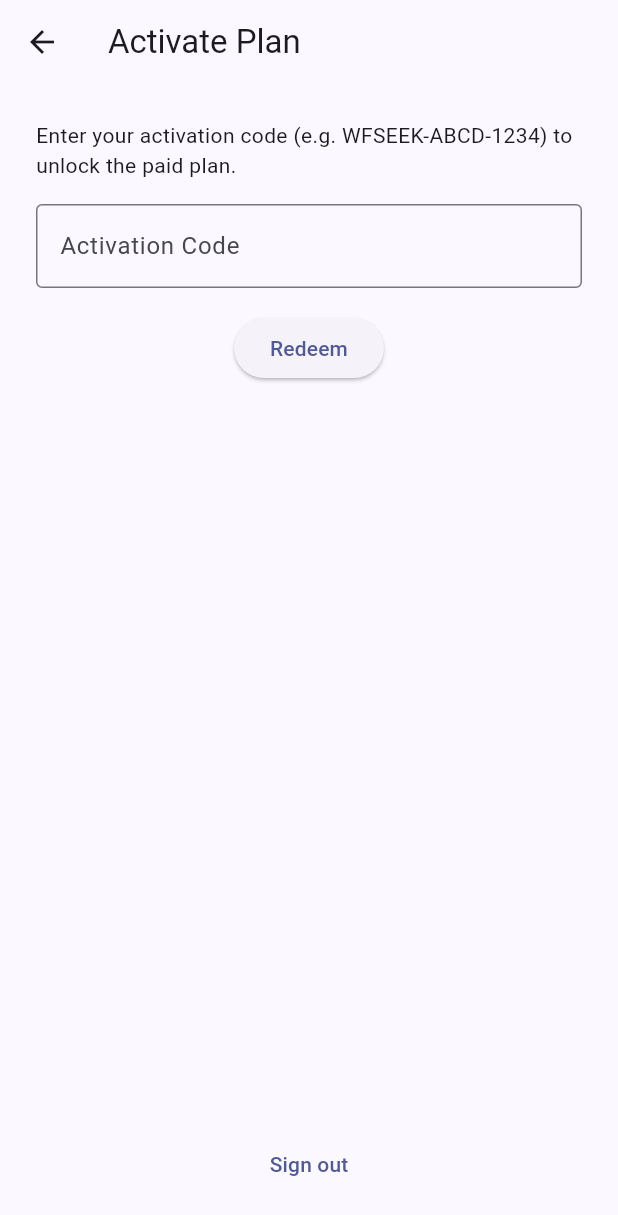
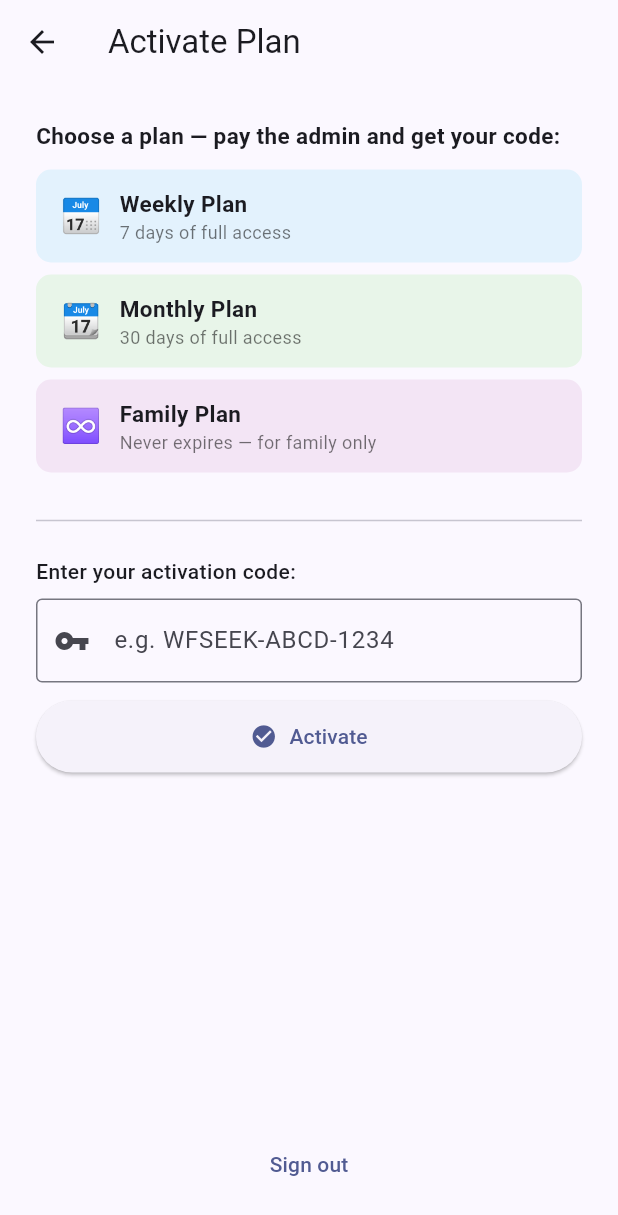
Before and after one commit to wf2008/Wf, a Flutter app: the ActivationScreen screen opened directly, on a phone screen of 412 x 824 dp. Shown: the top 1215 px of the screen. Run offline on Flutter 3.47's test engine with Material 3 defaults, Android fonts, the phone set to English and light mode, and no system bars; our stand-ins replace connectivity_plus, dio, firebase_auth, firebase_core, firebase_database, flutter_local_notifications and 3 more; missing offline and left inert: android_intent_plus, tflite_flutter, workmanager; accounts and stored records are empty; network calls fail; statements that could not run were skipped.

Commit message:
feat: add Weekly / Monthly / Family plans with monetization
- Bot: /weekly (7d), /monthly (30d), /family (never expires) commands
- auth_service: expires=0 means never expires; plan labels added
- activation_screen: shows plan cards + success state with expiry info
- home_screen: banner shows plan name + days remaining

```diff
--- a/wfseek_app/lib/screens/activation_screen.dart
+++ b/wfseek_app/lib/screens/activation_screen.dart
@@ -11,20 +11,28 @@ class _ActivationScreenState extends State<ActivationScreen> {
   final _code = TextEditingController();
   final _auth = AuthService();
   bool _loading = false;
-  String? _msg;
+  String? _errorMsg;
+  PlanStatus? _activatedPlan;
 
   Future<void> _redeem() async {
+    final input = _code.text.trim().toUpperCase();
+    if (input.isEmpty) return;
     setState(() {
       _loading = true;
-      _msg = null;
+      _errorMsg = null;
+      _activatedPlan = null;
     });
     try {
-      final ok = await _auth.redeemCode(_code.text.trim());
-      setState(() {
-        _msg = ok ? 'Activated!' : 'Invalid or expired code';
-      });
+      final ok = await _auth.redeemCode(input);
+      if (ok) {
+        final stream = _auth.planStatusStream();
+        final status = await stream.first;
+        setState(() => _activatedPlan = status);
+      } else {
+        setState(() => _errorMsg = 'Invalid or already-used code. Check and try again.');
+      }
     } catch (e) {
-      setState(() => _msg = e.toString());
+      setState(() => _errorMsg = e.toString());
     } finally {
       if (mounted) setState(() => _loading = false);
     }
@@ -37,37 +45,127 @@ class _ActivationScreenState extends State<ActivationScreen> {
       body: Padding(
         padding: const EdgeInsets.all(24),
         child: Column(
+          crossAxisAlignment: CrossAxisAlignment.stretch,
           children: [
+            // ── Plan info cards ──────────────────────────────
             const Text(
-              'Enter your activation code (e.g. WFSEEK-ABCD-1234) to unlock the paid plan.',
+              'Choose a plan — pay the admin and get your code:',
+              style: TextStyle(fontWeight: FontWeight.bold, fontSize: 15),
             ),
+            const SizedBox(height: 12),
+            _PlanCard(
+              icon: '📅',
+              title: 'Weekly Plan',
+              subtitle: '7 days of full access',
+              color: Colors.blue.shade50,
+            ),
+            const SizedBox(height: 8),
+            _PlanCard(
+              icon: '📆',
+              title: 'Monthly Plan',
+              subtitle: '30 days of full access',
+              color: Colors.green.shade50,
+            ),
+            const SizedBox(height: 8),
+            _PlanCard(
+              icon: '♾',
+              title: 'Family Plan',
+              subtitle: 'Never expires — for family only',
+              color: Colors.purple.shade50,
+            ),
+            const SizedBox(height: 24),
+            const Divider(),
             const SizedBox(height: 16),
+
+            // ── Success state ────────────────────────────────
+            if (_activatedPlan != null) ...[
+              Container(
+                padding: const EdgeInsets.all(16),
+                decoration: BoxDecoration(
+                  color: Colors.green.shade50,
+                  borderRadius: BorderRadius.circular(12),
+                  border: Border.all(color: Colors.green.shade200),
+                ),
+                child: Column(
+                  children: [
+                    const Text('🎉', style: TextStyle(fontSize: 36)),
+                    const SizedBox(height: 8),
+                    Text(
+                      'Activated!',
+                      style: TextStyle(
+                        fontSize: 20,
+                        fontWeight: FontWeight.bold,
+                        color: Colors.green.shade700,
+                      ),
+                    ),
+                    const SizedBox(height: 4),
+                    Text(
+                      _activatedPlan!.label,
+                      style: const TextStyle(
+                          fontSize: 16, fontWeight: FontWeight.w600),
+                    ),
+                    const SizedBox(height: 4),
+                    Text(
+                      _activatedPlan!.expiryText,
+                      style: TextStyle(color: Colors.green.shade600),
+                    ),
+                    const SizedBox(height: 12),
+                    ElevatedButton(
+                      onPressed: () => Navigator.of(context).pop(),
+                      child: const Text('Go to Dashboard'),
+                    ),
+                  ],
+                ),
+              ),
+            ] else ...[
+              // ── Code entry ───────────────────────────────
+              const Text(
+                'Enter your activation code:',
+                style: TextStyle(fontWeight: FontWeight.w500),
+              ),
+              const SizedBox(height: 8),
               TextField(
                 controller: _code,
                 textCapitalization: TextCapitalization.characters,
                 decoration: const InputDecoration(
-                  labelText: 'Activation Code',
-                  border: OutlineInputBorder()),
+                  labelText: 'e.g. WFSEEK-ABCD-1234',
+                  border: OutlineInputBorder(),
+                  prefixIcon: Icon(Icons.vpn_key),
                 ),
-            const SizedBox(height: 16),
-            ElevatedButton(
+              ),
+              const SizedBox(height: 12),
+              ElevatedButton.icon(
                 onPressed: _loading ? null : _redeem,
-              child: _loading
+                icon: _loading
                     ? const SizedBox(
                         width: 18,
                         height: 18,
                         child: CircularProgressIndicator(strokeWidth: 2))
-                  : const Text('Redeem'),
+                    : const Icon(Icons.check_circle),
+                label: const Text('Activate'),
+                style: ElevatedButton.styleFrom(
+                  padding: const EdgeInsets.symmetric(vertical: 14),
                 ),
-            if (_msg != null) ...[
+              ),
+              if (_errorMsg != null) ...[
                 const SizedBox(height: 12),
-              Text(_msg!),
+                Container(
+                  padding: const EdgeInsets.all(10),
+                  decoration: BoxDecoration(
+                    color: Colors.red.shade50,
+                    borderRadius: BorderRadius.circular(8),
+                  ),
+                  child: Text(
+                    _errorMsg!,
+                    style: TextStyle(color: Colors.red.shade700),
+                  ),
+                ),
               ],
+            ],
+
             const Spacer(),
             TextButton(
-              onPressed: () async {
-                await _auth.signOut();
-              },
+              onPressed: () async => _auth.signOut(),
               child: const Text('Sign out'),
             ),
           ],
@@ -76,3 +174,43 @@ class _ActivationScreenState extends State<ActivationScreen> {
     );
   }
 }
+
+class _PlanCard extends StatelessWidget {
+  final String icon;
+  final String title;
+  final String subtitle;
+  final Color color;
+  const _PlanCard({
+    required this.icon,
+    required this.title,
+    required this.subtitle,
+    required this.color,
+  });
+
+  @override
+  Widget build(BuildContext context) {
+    return Container(
+      padding: const EdgeInsets.symmetric(horizontal: 16, vertical: 12),
+      decoration: BoxDecoration(
+        color: color,
+        borderRadius: BorderRadius.circular(10),
+      ),
+      child: Row(
+        children: [
+          Text(icon, style: const TextStyle(fontSize: 22)),
+          const SizedBox(width: 12),
+          Column(
+            crossAxisAlignment: CrossAxisAlignment.start,
+            children: [
+              Text(title,
+                  style: const TextStyle(
+                      fontWeight: FontWeight.bold, fontSize: 15)),
+              Text(subtitle,
+                  style: const TextStyle(color: Colors.black54, fontSize: 12)),
+            ],
+          ),
+        ],
+      ),
+    );
+  }
+}
--- a/wfseek_app/lib/services/auth_service.dart
+++ b/wfseek_app/lib/services/auth_service.dart
@@ -3,16 +3,49 @@ import 'package:firebase_auth/firebase_auth.dart';
 import 'package:firebase_database/firebase_database.dart';
 
 class PlanStatus {
-  final String plan; // 'free' or 'paid'
-  final int? expiry; // ms since epoch, may be null
+  final String plan; // 'free' | 'weekly' | 'monthly' | 'family'
+  final int? expiry; // ms since epoch; 0 = never expires
+
   PlanStatus({required this.plan, this.expiry});
 
   bool get isActive {
-    if (plan == 'free') return true;
-    if (plan == 'paid' && expiry != null) {
+    if (plan == 'free') return false;
+    if (expiry == 0) return true; // family — never expires
+    if (expiry != null) {
       return DateTime.now().millisecondsSinceEpoch < expiry!;
     }
     return false;
+  }
+
+  bool get isPaid => plan != 'free' && isActive;
+
+  String get label {
+    switch (plan) {
+      case 'weekly':
+        return 'Weekly Plan';
+      case 'monthly':
+        return 'Monthly Plan';
+      case 'family':
+        return 'Family Plan ♾';
+      case 'paid':
+        return 'Pro Plan';
+      case 'free':
+      default:
+        return 'Free Tier';
+    }
+  }
+
+  /// Human-readable expiry string shown in the banner
+  String get expiryText {
+    if (plan == 'free') return '';
+    if (expiry == 0) return 'Never expires';
+    if (expiry == null) return '';
+    final dt = DateTime.fromMillisecondsSinceEpoch(expiry!);
+    final diff = dt.difference(DateTime.now());
+    if (diff.isNegative) return 'Expired';
+    if (diff.inDays >= 2) return 'Expires in ${diff.inDays} days';
+    if (diff.inDays == 1) return 'Expires tomorrow';
+    return 'Expires today';
   }
 }
 
@@ -40,7 +73,6 @@ class AuthService {
       email: email.trim(),
       password: password,
     );
-    // Ensure user record exists
     final uid = cred.user!.uid;
     final snap = await _db.child('users/$uid').get();
     if (!snap.exists) {
@@ -54,8 +86,7 @@ class AuthService {
 
   Future<void> signOut() => _auth.signOut();
 
-  /// Redeem an activation code.
-  /// Returns true on success.
+  /// Redeem an activation code. Returns true on success.
   Future<bool> redeemCode(String code) async {
     final uid = _auth.currentUser?.uid;
     if (uid == null) return false;
@@ -66,7 +97,9 @@ class AuthService {
       final map = Map<String, dynamic>.from(current as Map);
       if (map['used'] == true) return Transaction.abort();
       final expires = map['expires'];
-      if (expires is int && expires < DateTime.now().millisecondsSinceEpoch) {
+      // expires == 0 means never expires — always valid
+      if (expires is int && expires != 0 &&
+          expires < DateTime.now().millisecondsSinceEpoch) {
         return Transaction.abort();
       }
       map['used'] = true;
@@ -78,7 +111,7 @@ class AuthService {
     final data = Map<String, dynamic>.from(txn.snapshot.value as Map);
     await _db.child('users/$uid').update({
       'plan': data['plan'] ?? 'paid',
-      'activation_expiry': data['expires'],
+      'activation_expiry': data['expires'] ?? 0,
     });
     return true;
   }
@@ -92,9 +125,10 @@ class AuthService {
       final v = event.snapshot.value;
       if (v == null) return PlanStatus(plan: 'free');
       final m = Map<String, dynamic>.from(v as Map);
+      final expiry = m['activation_expiry'];
       return PlanStatus(
         plan: (m['plan'] ?? 'free').toString(),
-        expiry: m['activation_expiry'] is int ? m['activation_expiry'] as int : null,
+        expiry: expiry is int ? expiry : null,
       );
     });
   }
```
Also changed, not shown: wfseek_app/lib/screens/home_screen.dart (+29 -10 lines), 1 other file. Lines whose indentation alone changed are shown as unchanged.
